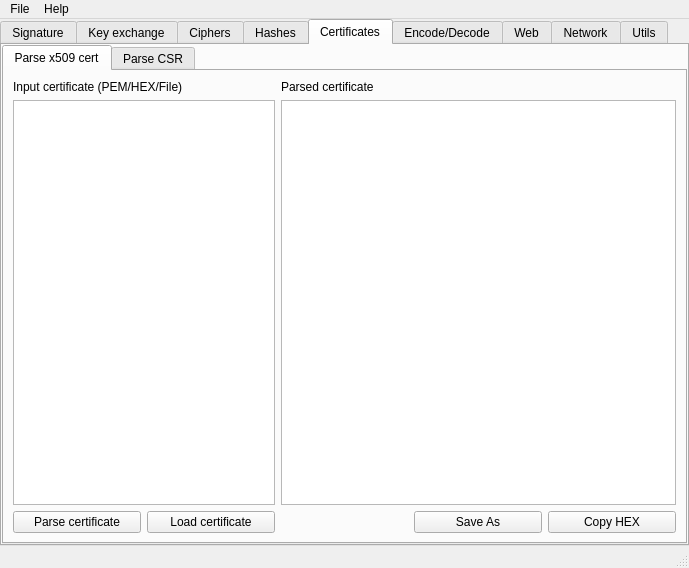
First picture: the form in ui/mainwindow.ui, repository caffedrine/CryptoPocketKnife, before the edit.
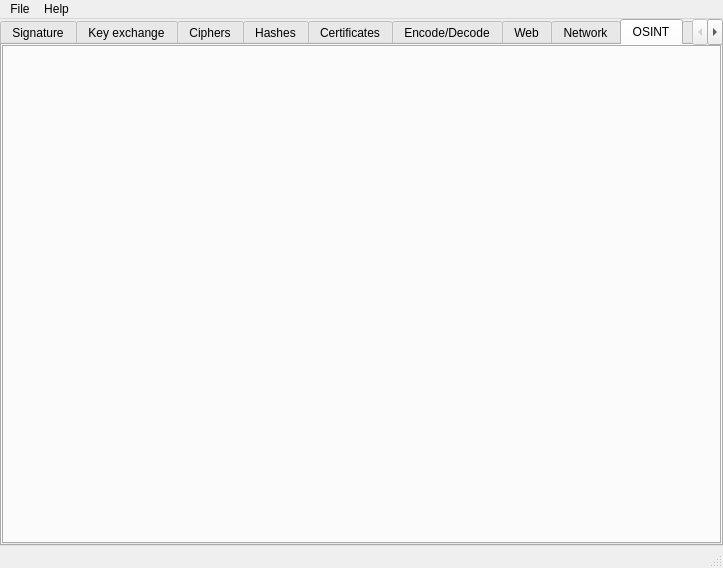
Second picture: the form after the edit. Icons and pictures are not drawn. Custom widgets are drawn as their Qt base class.

Commit message: Added new OSINT category to harvest data from public sources Start with shodan implementation

What changed in the file:
```diff
--- a/ui/mainwindow.ui
+++ b/ui/mainwindow.ui
@@ -6,7 +6,7 @@
    <rect>
     <x>0</x>
     <y>0</y>
-    <width>689</width>
+    <width>723</width>
     <height>568</height>
    </rect>
   </property>
@@ -70,7 +70,7 @@
        </size>
       </property>
       <property name="currentIndex">
-       <number>4</number>
+       <number>8</number>
       </property>
       <widget class="QWidget" name="tab_Signature">
        <attribute name="title">
@@ -1044,6 +1044,7 @@
                <string>&lt;!DOCTYPE HTML PUBLIC &quot;-//W3C//DTD HTML 4.0//EN&quot; &quot;http://www.w3.org/TR/REC-html40/strict.dtd&quot;&gt;
 &lt;html&gt;&lt;head&gt;&lt;meta name=&quot;qrichtext&quot; content=&quot;1&quot; /&gt;&lt;meta charset=&quot;utf-8&quot; /&gt;&lt;style type=&quot;text/css&quot;&gt;
 p, li { white-space: pre-wrap; }
+hr { height: 1px; border-width: 0; }
 &lt;/style&gt;&lt;/head&gt;&lt;body style=&quot; font-family:'Segoe UI'; font-size:9pt; font-weight:400; font-style:normal;&quot;&gt;
 &lt;p style=&quot;-qt-paragraph-type:empty; margin-top:0px; margin-bottom:0px; margin-left:0px; margin-right:0px; -qt-block-indent:0; text-indent:0px; font-family:'MS Shell Dlg 2'; font-size:8.25pt;&quot;&gt;&lt;br /&gt;&lt;/p&gt;&lt;/body&gt;&lt;/html&gt;</string>
               </property>
@@ -1677,6 +1678,32 @@
         </item>
        </layout>
       </widget>
+      <widget class="QWidget" name="tab_OSINT">
+       <attribute name="title">
+        <string>OSINT</string>
+       </attribute>
+       <layout class="QGridLayout" name="gridLayout_37">
+        <property name="leftMargin">
+         <number>0</number>
+        </property>
+        <property name="topMargin">
+         <number>0</number>
+        </property>
+        <property name="rightMargin">
+         <number>0</number>
+        </property>
+        <property name="bottomMargin">
+         <number>0</number>
+        </property>
+        <item row="0" column="0">
+         <widget class="OSINT" name="tabWidget_OSINT">
+          <property name="currentIndex">
+           <number>-1</number>
+          </property>
+         </widget>
+        </item>
+       </layout>
+      </widget>
       <widget class="QWidget" name="tab_Utils">
        <attribute name="title">
         <string>Utils</string>
@@ -1838,7 +1865,7 @@
     <rect>
      <x>0</x>
      <y>0</y>
-     <width>689</width>
+     <width>723</width>
      <height>22</height>
     </rect>
    </property>
@@ -1906,6 +1933,12 @@
    <header>IpUtils.h</header>
    <container>1</container>
   </customwidget>
+  <customwidget>
+   <class>OSINT</class>
+   <extends>QTabWidget</extends>
+   <header>OSINT.h</header>
+   <container>1</container>
+  </customwidget>
  </customwidgets>
  <resources>
   <include location="../res/res.qrc"/>
```
Left out of the diff: 5 changed lines with no effect on the pictures. The commit also changes 20 other files.
